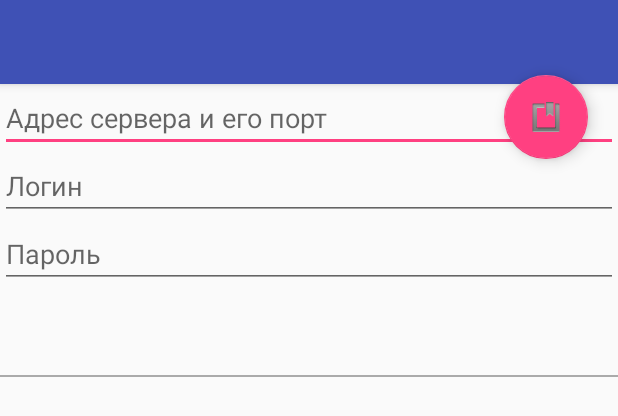
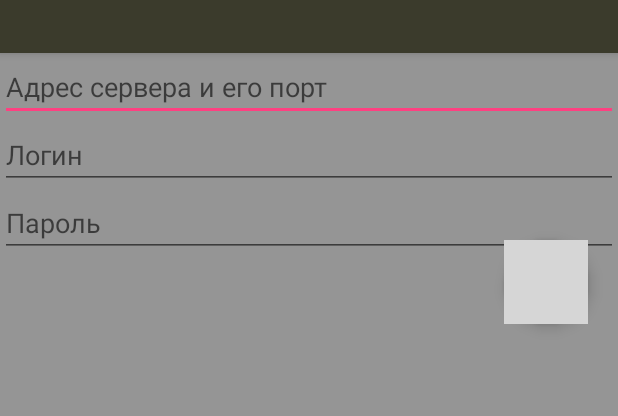
Before and after one commit to StudenetskiyA/TwilightClient2, an Android app: the layout activity_main.xml on its own in the app's theme, with its tools: preview values and no code run, on a phone screen of 412 x 824 dp. Shown: the top 416 px of the screen. Run offline under Robolectric (Android 15) with nearby library versions, the phone set to English and light mode, and no system bars; grey boxes are pictures that could not be loaded.

Commit message:
Orange-gray design.

```diff
--- a/app/src/main/res/layout/activity_main.xml
+++ b/app/src/main/res/layout/activity_main.xml
@@ -14,9 +14,8 @@
         <android.support.v7.widget.Toolbar
             android:id="@+id/toolbar"
             android:layout_width="match_parent"
-            android:layout_height="?attr/actionBarSize"
-            android:background="?attr/colorPrimary"
-            app:popupTheme="@style/AppTheme.PopupOverlay" />
+            android:layout_height="@dimen/topLineSize"
+            android:background="@color/colorTopBackground" />
 
     </android.support.design.widget.AppBarLayout>
 
@@ -27,8 +26,11 @@
         android:layout_width="wrap_content"
         android:layout_height="wrap_content"
         android:layout_gravity="top|right"
-        android:layout_marginTop="50dp"
         android:layout_marginRight="20dp"
-        app:srcCompat="@android:drawable/ic_input_get" />
+        android:layout_marginTop="160dp"
+        android:background="@color/colorMainBackground"
+        android:src="@drawable/ok"
+        app:backgroundTint="@android:color/holo_red_light"
+        app:srcCompat="@drawable/ok" />
 
 </android.support.design.widget.CoordinatorLayout>
--- a/app/src/main/res/layout/content_main.xml
+++ b/app/src/main/res/layout/content_main.xml
@@ -4,13 +4,14 @@
     xmlns:tools="http://schemas.android.com/tools"
     android:layout_width="match_parent"
     android:layout_height="match_parent"
+    android:background="@color/colorMainBackground"
     app:layout_behavior="@string/appbar_scrolling_view_behavior"
     tools:context="com.shi.dayre.twilightclient2.MainActivity"
     tools:showIn="@layout/activity_main">
 
 
     <LinearLayout
-        android:layout_width="wrap_content"
+        android:layout_width="fill_parent"
         android:layout_height="wrap_content"
         android:gravity="top|left"
         android:orientation="vertical">
@@ -58,12 +59,13 @@
             android:layout_height="fill_parent"
             android:layout_marginLeft="5dp"
             android:gravity="left"
-            android:maxLines="1" />
+            android:maxLines="1"
+            android:visibility="gone"/>
 
         <LinearLayout
             android:id="@+id/superuserbar"
             android:layout_width="fill_parent"
-            android:layout_height="wrap_content"
+            android:layout_height="fill_parent"
             android:gravity="top|left"
             android:orientation="vertical"
             android:visibility="gone"
@@ -73,63 +75,58 @@
                 android:layout_width="fill_parent"
                 android:layout_height="wrap_content"
                 android:gravity="top|left"
-                android:orientation="horizontal">
+                android:orientation="horizontal"
+                >
 
-                <Button
+
+                <ImageButton
                     android:id="@+id/searchAllButton"
                     android:layout_width="wrap_content"
                     android:layout_height="wrap_content"
                     android:layout_marginLeft="5dp"
+                    android:layout_marginTop="2dp"
                     android:gravity="left"
-                    android:text="Map" />
-                <Button
+                    android:src="@drawable/map"
+                    android:background="@color/colorMainBackground"
+                   />
+                <ImageButton
                     android:id="@+id/addNewZoneButton"
                     android:layout_width="wrap_content"
                     android:layout_height="wrap_content"
                     android:layout_marginLeft="5dp"
+                    android:layout_marginTop="2dp"
                     android:gravity="left"
-                    android:text="add zone" />
+                    android:src="@drawable/addzone"
+                    android:background="@color/colorMainBackground" />
 
-                <Button
+                <ImageButton
                     android:id="@+id/deleteZoneButton"
                     android:layout_width="wrap_content"
                     android:layout_height="wrap_content"
                     android:layout_marginLeft="5dp"
+                    android:layout_marginTop="2dp"
                     android:gravity="left"
-                    android:text="delete zone" />
-                <Button
+                    android:src="@drawable/removezone"
+                    android:background="@color/colorMainBackground" />
+                <ImageButton
+                    android:id="@+id/addUserButton"
+                    android:layout_width="wrap_content"
+                    android:layout_height="wrap_content"
+                    android:layout_marginLeft="5dp"
+                    android:layout_marginTop="2dp"
+                    android:gravity="left"
+                    android:src="@drawable/adduser"
+                    android:background="@color/colorMainBackground" />
+
+                <ImageButton
                     android:id="@+id/addCurseButton"
                     android:layout_width="wrap_content"
                     android:layout_height="wrap_content"
                     android:layout_marginLeft="5dp"
+                    android:layout_marginTop="2dp"
                     android:gravity="left"
-                    android:text="curse" />
-            </LinearLayout>
-
-            <LinearLayout
-                android:id="@+id/cursebar"
-                android:layout_width="wrap_content"
-                android:layout_height="wrap_content"
-                android:gravity="top|left"
-                android:orientation="vertical"
-                android:visibility="gone"
-                >
-                <EditText
-                    android:id="@+id/curseUserName"
-                    android:layout_width="fill_parent"
-                    android:layout_height="wrap_content"
-                    android:hint="@string/new_curse_user_name"
-                    android:singleLine="true"
-                    android:textSize="@dimen/editable_font"
-                    android:text=""/>
-                <EditText
-                    android:id="@+id/curseCurseName"
-                    android:layout_width="fill_parent"
-                    android:layout_height="wrap_content"
-                    android:hint="@string/new_curse_curse_name"
-                    android:singleLine="true"
-                    android:textSize="@dimen/editable_font"
-                    android:text=""/>
+                    android:src="@drawable/curse"
+                    android:background="@color/colorMainBackground" />
             </LinearLayout>
 
             <LinearLayout
@@ -169,6 +166,94 @@
                         >
                     </fragment>
                 </LinearLayout>
+            </LinearLayout>
+
+            <LinearLayout
+                android:id="@+id/adduserbar"
+                android:layout_width="wrap_content"
+                android:layout_height="wrap_content"
+                android:gravity="top|left"
+                android:orientation="vertical"
+                android:visibility="gone"
+                >
+                <EditText
+                    android:id="@+id/addUserName"
+                    android:layout_width="fill_parent"
+                    android:layout_height="wrap_content"
+                    android:hint="@string/addUserSetName"
+                    android:singleLine="true"
+                    android:textSize="@dimen/editable_font"
+                    android:text=""/>
+                <EditText
+                    android:id="@+id/addUserPass"
+                    android:layout_width="fill_parent"
+                    android:layout_height="wrap_content"
+                    android:hint="@string/addUserPassword"
+                    android:singleLine="true"
+                    android:textSize="@dimen/editable_font"
+                    android:text=""/>
+                <EditText
+                    android:id="@+id/addUserPowerside"
+                    android:layout_width="fill_parent"
+                    android:layout_height="wrap_content"
+                    android:hint="@string/addUserPowerSide"
+                    android:singleLine="true"
+                    android:inputType="number"
+                    android:textSize="@dimen/editable_font"
+                    android:text=""/>
+                <EditText
+                    android:id="@+id/addUserSuperuser"
+                    android:layout_width="fill_parent"
+                    android:layout_height="wrap_content"
+                    android:hint="@string/addUserIsSuperuser"
+                    android:singleLine="true"
+                    android:inputType="number"
+                    android:textSize="@dimen/editable_font"
+                    android:text=""/>
+            </LinearLayout>
+
+            <LinearLayout
+                android:id="@+id/deletezonebar"
+                android:layout_width="wrap_content"
+                android:layout_height="wrap_content"
+                android:gravity="top|left"
+                android:orientation="vertical"
+                android:visibility="gone"
+                >
+                <EditText
+                    android:id="@+id/deleteZoneName"
+                    android:layout_width="fill_parent"
+                    android:layout_height="wrap_content"
+                    android:hint="@string/deleteEnterZoneName"
+                    android:singleLine="true"
+                    android:textSize="@dimen/editable_font"
+                    android:text=""/>
+            </LinearLayout>
+
+            <LinearLayout
+                android:id="@+id/cursebar"
+                android:layout_width="wrap_content"
+                android:layout_height="wrap_content"
+                android:gravity="top|left"
+                android:orientation="vertical"
+                android:visibility="gone"
+                >
+                <EditText
+                    android:id="@+id/curseUserName"
+                    android:layout_width="fill_parent"
+                    android:layout_height="wrap_content"
+                    android:hint="@string/new_curse_user_name"
+                    android:singleLine="true"
+                    android:textSize="@dimen/editable_font"
+                    android:text=""/>
+                <EditText
+                    android:id="@+id/curseCurseName"
+                    android:layout_width="fill_parent"
+                    android:layout_height="wrap_content"
+                    android:hint="@string/new_curse_curse_name"
+                    android:singleLine="true"
+                    android:textSize="@dimen/editable_font"
+                    android:text=""/>
             </LinearLayout>
 
             <LinearLayout
@@ -257,11 +342,6 @@
             </LinearLayout>
         </LinearLayout>
 
-        <View
-            android:layout_width="match_parent"
-            android:layout_height="1dp"
-            android:background="@android:color/darker_gray" />
-
         <TextView
             android:id="@+id/currentStatus"
             android:layout_width="fill_parent"
--- a/app/src/main/res/menu/menu_main.xml
+++ b/app/src/main/res/menu/menu_main.xml
@@ -2,9 +2,5 @@
     xmlns:app="http://schemas.android.com/apk/res-auto"
     xmlns:tools="http://schemas.android.com/tools"
     tools:context="com.shi.dayre.twilightclient2.MainActivity">
-    <item
-        android:id="@+id/action_settings"
-        android:orderInCategory="100"
-        android:title="@string/action_settings"
-        app:showAsAction="never" />
+
 </menu>
--- a/app/src/main/res/values/colors.xml
+++ b/app/src/main/res/values/colors.xml
@@ -1,6 +1,8 @@
 <?xml version="1.0" encoding="utf-8"?>
 <resources>
-    <color name="colorPrimary">#3F51B5</color>
+    <color name="colorPrimary">#000000</color>
     <color name="colorPrimaryDark">#303F9F</color>
     <color name="colorAccent">#FF4081</color>
+    <color name="colorMainBackground">#959595</color>
+    <color name="colorTopBackground">#3b3b2c</color>
 </resources>
--- a/app/src/main/res/values/dimens.xml
+++ b/app/src/main/res/values/dimens.xml
@@ -1,4 +1,5 @@
 <resources>
     <dimen name="fab_margin">20dp</dimen>
     <dimen name="editable_font">10dp</dimen>
+    <dimen name="topLineSize">35dp</dimen>
 </resources>
--- a/app/src/main/res/values/strings.xml
+++ b/app/src/main/res/values/strings.xml
@@ -1,5 +1,5 @@
 <resources>
-    <string name="app_name">TwilightClient2</string>
+    <string name="app_name">Сумеречный компанион</string>
     <string name="action_settings">Settings</string>
     <string name="gps_disable">GPS выключен.</string>
     <string name="net_disable">Координаты сети недоступны.</string>
@@ -22,4 +22,9 @@
     <string name="new_zone_system">0 для обычных зон, 1 для типов проклятий и свободной зоны.</string>
     <string name="new_curse_user_name">Кого проклинаем?</string>
     <string name="new_curse_curse_name">Название проклятия.</string>
+    <string name="addUserSetName">Имя пользователя.</string>
+    <string name="addUserPassword">Пароль.</string>
+    <string name="addUserPowerSide">Сторона силы(1-светлый,2-темный,3-человек)</string>
+    <string name="addUserIsSuperuser">Мастерские полномочия(1-да,0-нет)</string>
+    <string name="deleteEnterZoneName">Введите имя зоны для удаления.</string>
 </resources>
```
